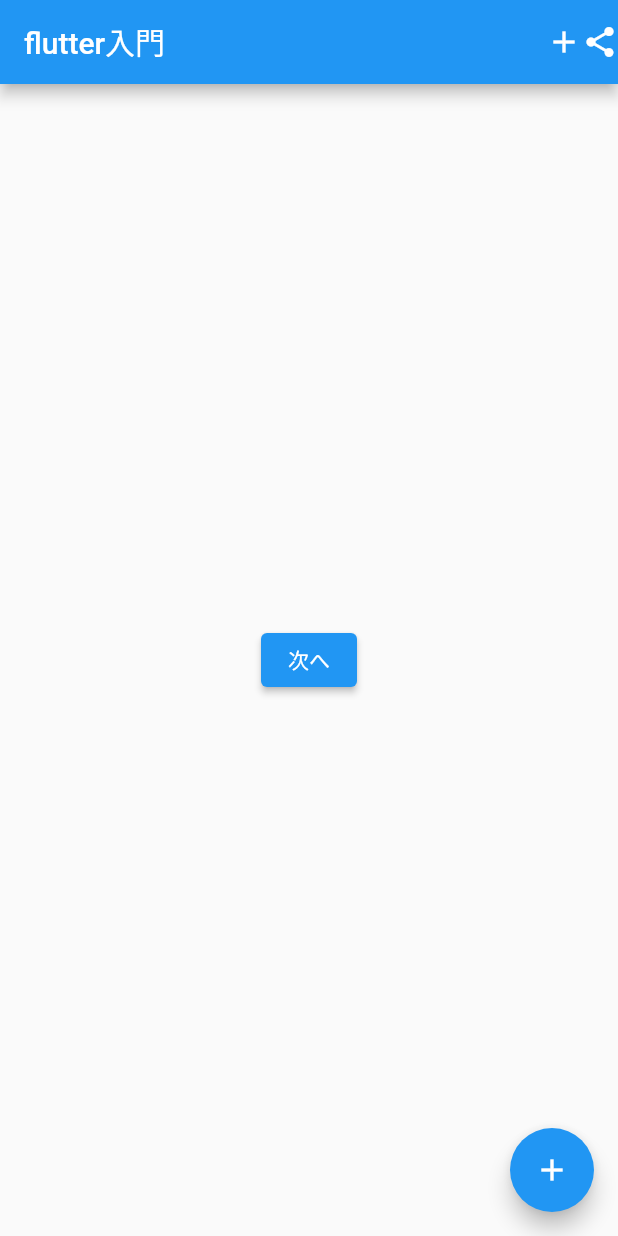
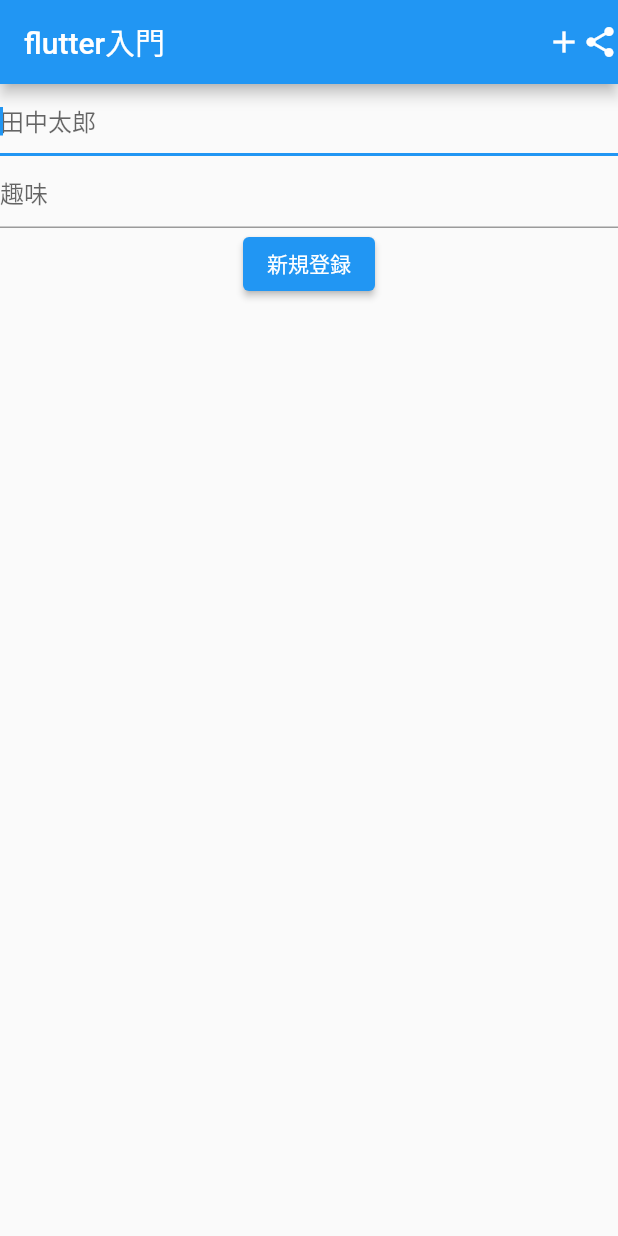
Before and after one commit to daikiyano/flutter_tutorial, a Flutter app: the screen it shows after launch, on a phone screen of 412 x 824 dp. Run offline on Flutter 3.47's test engine with Material 2 defaults, Android fonts, the phone set to English and light mode, and no system bars.

Commit message:
画像&textform

```diff
--- a/lib/main.dart
+++ b/lib/main.dart
@@ -52,6 +52,9 @@ class _MyHomePageState extends State<MyHomePage> {
   }
 
   String text = "次へ";
+  final myFocusNode = FocusNode();
+
+  final myController = TextEditingController();
 
   @override
   Widget build(BuildContext context) {
@@ -71,26 +74,34 @@ class _MyHomePageState extends State<MyHomePage> {
         ]
       ),
       body: Center(
-       child:  ElevatedButton(
-         child: Text(text),
-         onPressed: () async {
-           // ここに押したら反応するコードを書く
-           final result = await Navigator.push(
-             context,
-             MaterialPageRoute(
-               builder: (context) => NextPage("flutter hogehoge"),
-             ),
-           );
-           text = result;
-           print(result);
-         },
-       ),
+        child: Column(
+          children: [
+            TextField(
+              autofocus: true,
+              decoration: InputDecoration(
+                hintText: "田中太郎",
+              )
+            ),
+            TextField(
+              controller: myController,
+                focusNode: myFocusNode,
+                decoration: InputDecoration(
+                  hintText: "趣味",
+                ),
+                onChanged: (text) {
+                  print("First text field: $text");
+      }
+                ),
+          ElevatedButton(
+                child: Text('新規登録'),
+                onPressed: () {
+                  print(myController.text);
+                  myFocusNode.requestFocus();
+                },
+              )
+          ],
+        )
       ),
-      floatingActionButton: FloatingActionButton(
-        onPressed: _incrementCounter,
-        tooltip: 'Increment',
-        child: const Icon(Icons.add),
-      ), // This trailing comma makes auto-formatting nicer for build methods.
     );
   }
 }
```
Also changed, not shown: lib/next_page.dart (+5 -14 lines), pubspec.yaml (+3 -27 lines), images/botch-kun2_1.jpeg (added).
